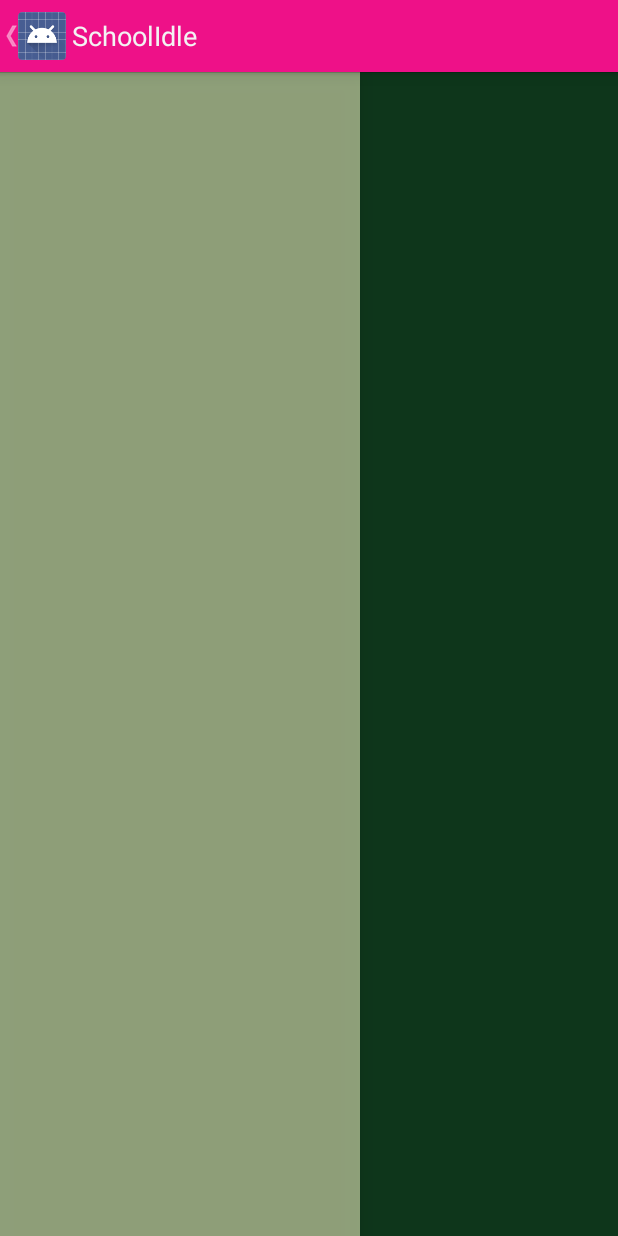
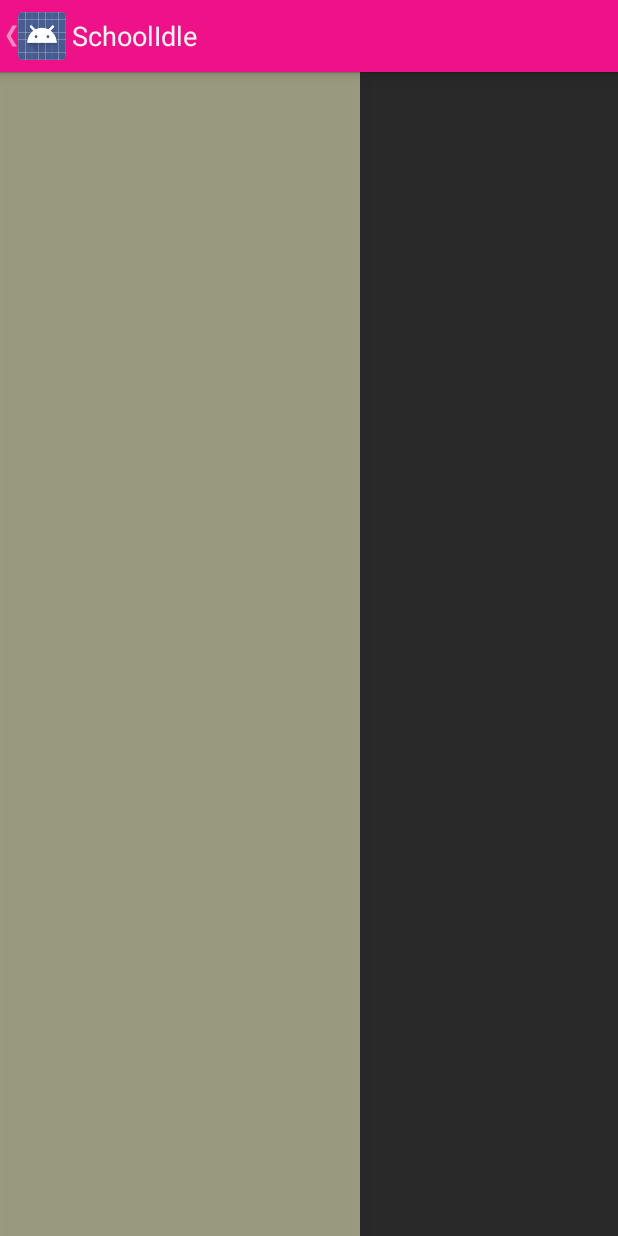
Before and after one commit to fktan5/Kinu, an Android app: the fragment StoryFragment placed in its activity, on a phone screen of 412 x 824 dp. Run offline under Robolectric (Android 15) with nearby library versions, the phone set to English and light mode, and no system bars; 3 statements that could not run were skipped.

Commit message:
メニュー周りなど

```diff
--- a/app/src/main/java/net/fktan5/kinu/app/MainActivity.java
+++ b/app/src/main/java/net/fktan5/kinu/app/MainActivity.java
@@ -44,19 +44,29 @@ public class MainActivity extends FragmentActivity
         // update the main content by replacing fragments
         FragmentManager fragmentManager = getSupportFragmentManager();
         switch (position){
+            case 0:
+                //news
+                break;
             case 1:
-
-            case 2:
                 StoryFragment storyFragment = new StoryFragment();
                 fragmentManager.beginTransaction()
                         .replace(R.id.container, storyFragment).commit();
                 break;
-            case 3:
+            case 2:
                 MembersFragment membersFragment = new MembersFragment();
                 fragmentManager.beginTransaction()
                     .replace(R.id.container, membersFragment).commit();
                 break;
+
+            case 3:
+                //cd
+                break;
+
+            case 4:
+                //bluelay
+                break;
             default:
+                break;
 
         }
     }
--- a/app/src/main/res/layout/fragment_story.xml
+++ b/app/src/main/res/layout/fragment_story.xml
@@ -1,7 +1,9 @@
 <?xml version="1.0" encoding="utf-8"?>
 
 <LinearLayout xmlns:android="http://schemas.android.com/apk/res/android"
-    android:orientation="vertical" android:layout_width="match_parent"
-    android:layout_height="match_parent">
+    android:orientation="vertical"
+    android:layout_width="match_parent"
+    android:layout_height="match_parent"
+    android:background="@color/kotori_gray">
 
 </LinearLayout>
--- a/app/src/main/res/menu/main.xml
+++ b/app/src/main/res/menu/main.xml
@@ -1,11 +1,11 @@
 <menu xmlns:android="http://schemas.android.com/apk/res/android"
     xmlns:tools="http://schemas.android.com/tools"
     tools:context="net.fktan5.kinu.app.MainActivity" >
-    <item android:id="@+id/action_example"
-        android:title="@string/action_example"
-        android:showAsAction="withText|ifRoom" />
     <item android:id="@+id/action_settings"
         android:title="@string/action_settings"
         android:orderInCategory="100"
         android:showAsAction="never" />
+    <item android:id="@+id/action_about_me"
+        android:title="@string/action_about_me"
+        android:showAsAction="never" />
 </menu>
--- a/app/src/main/res/values/strings.xml
+++ b/app/src/main/res/values/strings.xml
@@ -2,18 +2,19 @@
 <resources>
 
     <string name="app_name">SchoolIdle</string>
-    <string name="navigation_drawer_open">Open navigation drawer</string>
-    <string name="navigation_drawer_close">Close navigation drawer</string>
-    <string name="action_example">Example action</string>
     <string name="action_settings">Settings</string>
+    <string name="action_about_me">About...</string>
 
     <string-array name="fragment_name">
+        <item name="news">News</item>
+        <item name="story">Story</item>
         <item name="member">Members</item>
-        <item name="story">Story</item>
         <item name="disco">Discography</item>
         <item name="bluelay">Blue-Ray</item>
     </string-array>
 
     <string name="hello_blank_fragment">Hello blank fragment</string>
+    <string name="navigation_drawer_open">NavDrawerOpen</string>
+    <string name="navigation_drawer_close">NavDrawerClose</string>
 
 </resources>
```
Also changed, not shown: app/src/main/java/net/fktan5/kinu/app/model/SchoolIdle.java (+63 -0 lines), app/src/main/res/layout/fragment_news.xml (added, +13 -0 lines), 1 other file.
